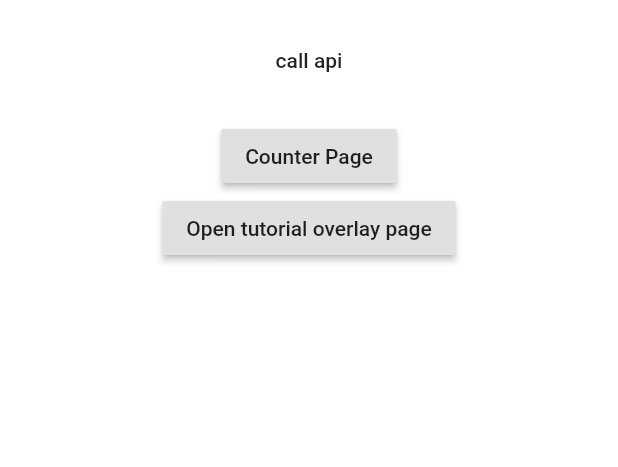
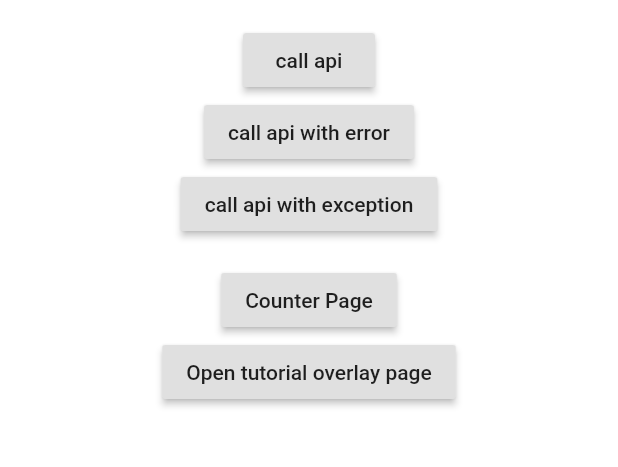
Before and after one commit to nhancv/nft, a Flutter app: the screen it shows after launch, on a phone screen of 412 x 824 dp, the part 72-539 px from its top. Run offline on Flutter 3.47's test engine with Material 2 defaults, Android fonts, the phone set to English and light mode, and no system bars; our stand-ins replace dio, flutter_screenutil, flutter_spinkit, logger.

Commit message:
feat: add api error approach

```diff
--- a/lib/models/remote/log_in_response.dart
+++ b/lib/models/remote/log_in_response.dart
@@ -62,4 +62,5 @@ class LoginResponse extends BaseResponse<Credential> {
   Credential jsonToData(dynamic dataJson) {
     return Credential.fromJson(dataJson as Map<String, dynamic>);
   }
+
 }
--- a/lib/my_app.dart
+++ b/lib/my_app.dart
@@ -5,6 +5,7 @@ import 'package:flutter/services.dart';
 import 'package:flutter_localizations/flutter_localizations.dart';
 import 'package:nft/generated/l10n.dart';
 import 'package:nft/pages/home/home_provider.dart';
+import 'package:nft/services/app_dialog.dart';
 import 'package:nft/services/app_loading.dart';
 import 'package:nft/services/remote/auth_api.dart';
 import 'package:nft/utils/app_asset.dart';
@@ -29,6 +30,7 @@ Future<void> myMain() async {
         Provider<AppRoute>(create: (_) => AppRoute()),
         Provider<AuthApi>(create: (_) => AuthApi()),
         Provider<AppLoadingProvider>(create: (_) => AppLoadingProvider()),
+        Provider<AppDialogProvider>(create: (_) => AppDialogProvider()),
         ChangeNotifierProvider<LocaleProvider>(create: (_) => LocaleProvider()),
         ChangeNotifierProvider<AppThemeProvider>(
             create: (_) => AppThemeProvider()),
--- a/lib/pages/home/home_page.dart
+++ b/lib/pages/home/home_page.dart
@@ -1,9 +1,12 @@
 import 'package:flutter/material.dart';
 import 'package:intl/intl.dart';
 import 'package:nft/generated/l10n.dart';
+import 'package:nft/models/remote/log_in_response.dart';
 import 'package:nft/my_app.dart';
 import 'package:nft/pages/home/home_provider.dart';
+import 'package:nft/services/app_dialog.dart';
 import 'package:nft/services/app_loading.dart';
+import 'package:nft/services/remote/api_error.dart';
 import 'package:nft/utils/app_constant.dart';
 import 'package:nft/utils/app_log.dart';
 import 'package:nft/widgets/screen_widget.dart';
@@ -16,7 +19,8 @@ class HomePage extends StatefulWidget {
   _HomePageState createState() => _HomePageState();
 }
 
-class _HomePageState extends State<HomePage> with WidgetsBindingObserver {
+class _HomePageState extends State<HomePage>
+    with WidgetsBindingObserver, ApiError {
   @override
   void initState() {
     super.initState();
@@ -37,25 +41,19 @@ class _HomePageState extends State<HomePage> with WidgetsBindingObserver {
 
   @override
   Widget build(BuildContext context) {
-    return const ScreenWidget(
-      body: HomeScreenBody(),
-    );
-  }
-}
-
-class HomeScreenBody extends StatelessWidget {
-  const HomeScreenBody({Key key}) : super(key: key);
-
-  @override
-  Widget build(BuildContext context) {
     // Get provider to trigger function
     final LocaleProvider localeProvider =
         Provider.of<LocaleProvider>(context, listen: false);
     final HomeProvider homeProvider =
         Provider.of<HomeProvider>(context, listen: false);
-    return Column(
+    return ScreenWidget(
+      body: Column(
         children: <Widget>[
           Text(S.of(context).hello),
+
+          // As default, when user change language in device setting
+          // -> the locale will change appropriately
+          // This button provides user can change the locale manually
           FlatButton(
             onPressed: () {
               // Get current locale
@@ -69,14 +67,47 @@ class HomeScreenBody extends StatelessWidget {
             },
             child: const Text('press me'),
           ),
-        FlatButton(
+
+          // Example call api with success response
+          RaisedButton(
             key: const Key('callApiBtnKey'),
             onPressed: () async {
               AppLoadingProvider.show(context);
               await homeProvider.login();
               AppLoadingProvider.hide(context);
+              // todo after hide loading
             },
             child: const Text('call api'),
+          ),
+
+          // Example call api with success http code but with error response,
+          // and how to use function response data instead property approach.
+          RaisedButton(
+            key: const Key('callApiErrorBtnKey'),
+            onPressed: () async {
+              AppLoadingProvider.show(context);
+              final LoginResponse loginResponse =
+                  await homeProvider.logInWithError();
+              AppLoadingProvider.hide(context);
+              // todo with response after hide loading
+              logger.d(loginResponse);
+            },
+            child: const Text('call api with error'),
+          ),
+
+          // Example call api with exception return to ui
+          // Note: Exception make app can not hide the app loading with previous ways
+          RaisedButton(
+            key: const Key('callApiExceptionBtnKey'),
+            onPressed: () async {
+              safeCallApi(() => homeProvider.logInWithException(),
+                  onStart: () async {
+                AppLoadingProvider.show(context);
+              }, onCompleted: () async {
+                AppLoadingProvider.hide(context);
+              });
+            },
+            child: const Text('call api with exception'),
           ),
 
           // Example to use selector instead consumer to optimize render performance
@@ -90,6 +121,7 @@ class HomeScreenBody extends StatelessWidget {
             },
           ),
 
+          // Navigate to counter page with current timestamp as argument
           RaisedButton(
             key: const Key(AppConstant.counterPageRoute),
             onPressed: () {
@@ -98,6 +130,8 @@ class HomeScreenBody extends StatelessWidget {
             },
             child: const Text('Counter Page'),
           ),
+
+          // Example about custom overlay page
           RaisedButton(
             onPressed: () {
               Navigator.pushNamed(context, AppConstant.tutorialPageRoute);
@@ -105,6 +139,13 @@ class HomeScreenBody extends StatelessWidget {
             child: const Text('Open tutorial overlay page'),
           )
         ],
+      ),
     );
   }
+
+  @override
+  Future<void> onApiError(dynamic error) async {
+    logger.e(error);
+    AppDialogProvider.show(context, error.toString());
   }
+}
--- a/lib/services/remote/api.dart
+++ b/lib/services/remote/api.dart
@@ -7,7 +7,8 @@ import 'package:nft/utils/app_config.dart';
 class Api {
   Api() {
     if (!kReleaseMode) {
-      dio.interceptors.add(LogInterceptor(responseBody: true));
+      dio.interceptors
+          .add(LogInterceptor(responseBody: true, requestBody: true));
     }
   }
 
@@ -33,8 +34,7 @@ class Api {
   }
 
   /// Wrap Dio Exception
-  Future<Response<T>> wrapE<T>(
-      Future<Response<T>> Function() dioApi) async {
+  Future<Response<T>> wrapE<T>(Future<Response<T>> Function() dioApi) async {
     try {
       return await dioApi();
     } catch (error) {
```
Also changed, not shown: lib/pages/home/home_provider.dart (+15 -1 lines), lib/services/app_dialog.dart (added, +78 -0 lines), lib/services/remote/api_error.dart (added, +69 -0 lines). Lines whose indentation alone changed are shown as unchanged.
